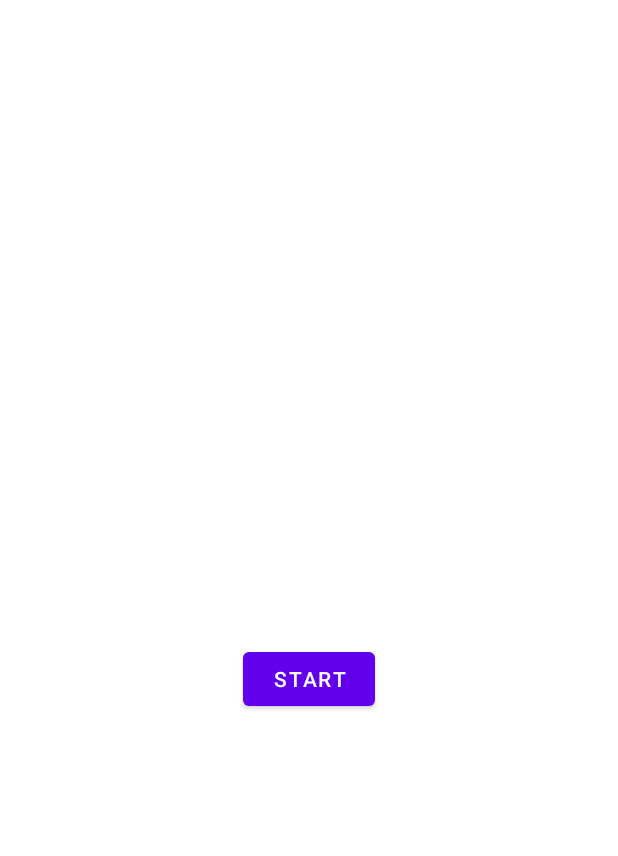
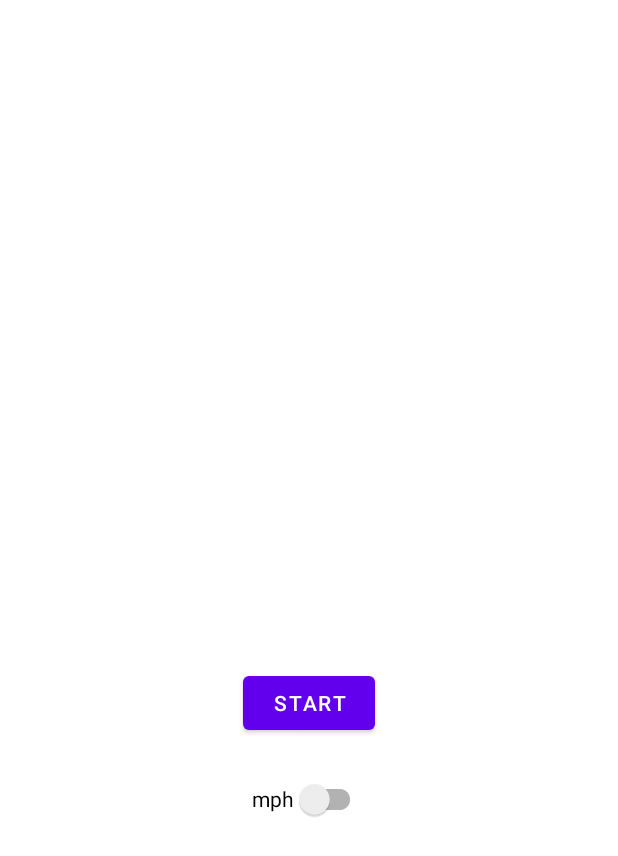
Before and after one commit to amsdevelops/seminar_2, an Android app: the layout activity_main.xml on its own in the app's theme, with its tools: preview values and no code run, on a phone screen of 412 x 824 dp. Shown: the top 856 px of the screen. Run offline under Robolectric (Android 15) with nearby library versions, the phone set to English and light mode, and no system bars.

Commit message:
Task 1 done

```diff
--- a/app/src/main/res/layout/activity_main.xml
+++ b/app/src/main/res/layout/activity_main.xml
@@ -21,7 +21,18 @@
         android:layout_width="wrap_content"
         android:layout_height="wrap_content"
         android:text="@string/start"
+        android:layout_marginTop="@dimen/indent_m"
         app:layout_constraintTop_toBottomOf="@+id/speedometer"
+        app:layout_constraintStart_toStartOf="parent"
+        app:layout_constraintEnd_toEndOf="parent" />
+
+    <androidx.appcompat.widget.SwitchCompat
+        android:id="@+id/metricsswitch"
+        android:layout_width="wrap_content"
+        android:layout_height="wrap_content"
+        android:layout_marginTop="@dimen/indent_m"
+        android:text="@string/mph"
+        app:layout_constraintTop_toBottomOf="@id/button"
         app:layout_constraintStart_toStartOf="parent"
         app:layout_constraintEnd_toEndOf="parent" />
 
--- a/app/src/main/res/values/strings.xml
+++ b/app/src/main/res/values/strings.xml
@@ -1,4 +1,6 @@
 <resources>
     <string name="app_name">seminar_2</string>
     <string name="start">start</string>
+    <string name="mph">mph</string>
+    <string name="kmh">km/h</string>
 </resources>
```
Also changed, not shown: app/src/main/java/com/example/seminar_2/MainActivity.kt (+7 -0 lines).
